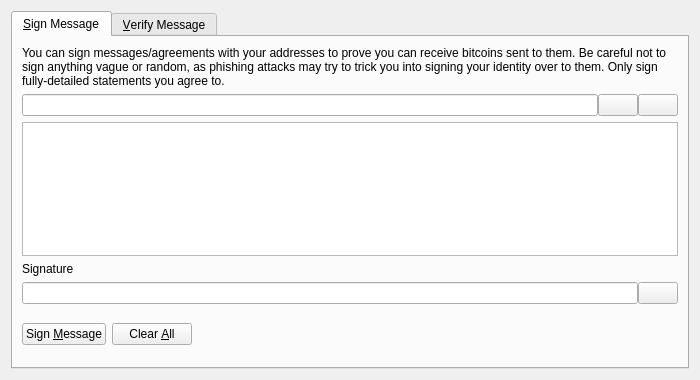
Old version of the form src/qt/forms/signverifymessagedialog.ui in the repository tuantruong2206/myowncoin.
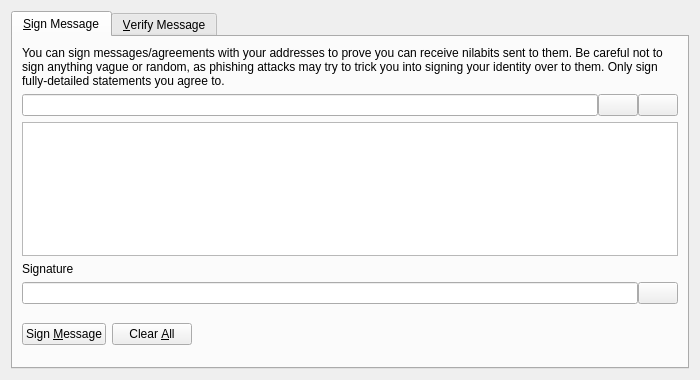
New version of the form. Icons and pictures are not drawn. Custom widgets are drawn as their Qt base class.

Patch:
```diff
--- a/src/qt/forms/signverifymessagedialog.ui
+++ b/src/qt/forms/signverifymessagedialog.ui
@@ -30,7 +30,7 @@
        <item>
         <widget class="QLabel" name="infoLabel_SM">
          <property name="text">
-          <string>You can sign messages/agreements with your addresses to prove you can receive bitcoins sent to them. Be careful not to sign anything vague or random, as phishing attacks may try to trick you into signing your identity over to them. Only sign fully-detailed statements you agree to.</string>
+          <string>You can sign messages/agreements with your addresses to prove you can receive nilabits sent to them. Be careful not to sign anything vague or random, as phishing attacks may try to trick you into signing your identity over to them. Only sign fully-detailed statements you agree to.</string>
          </property>
          <property name="textFormat">
           <enum>Qt::PlainText</enum>
```
